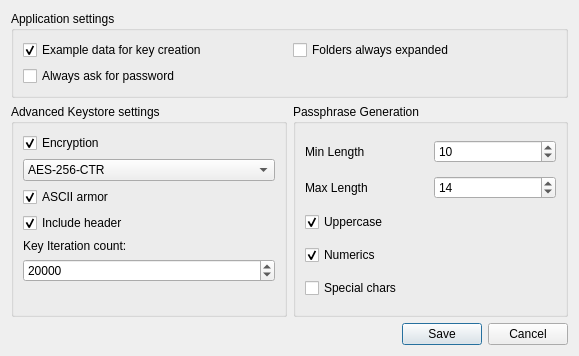
This is ui/Settings.ui in tcShadowWalker/XKey as Qt 5 draws it before an edit. The edited form follows.
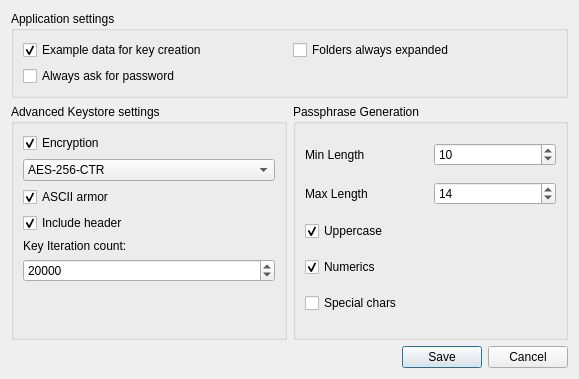
This is the edited form. Icons and pictures are not drawn.

What changed in the file:
```diff
--- a/ui/Settings.ui
+++ b/ui/Settings.ui
@@ -7,7 +7,7 @@
     <x>0</x>
     <y>0</y>
     <width>579</width>
-    <height>356</height>
+    <height>379</height>
    </rect>
   </property>
   <property name="windowTitle">
```
Left out of the diff: 2 changed lines with no effect on the pictures.
